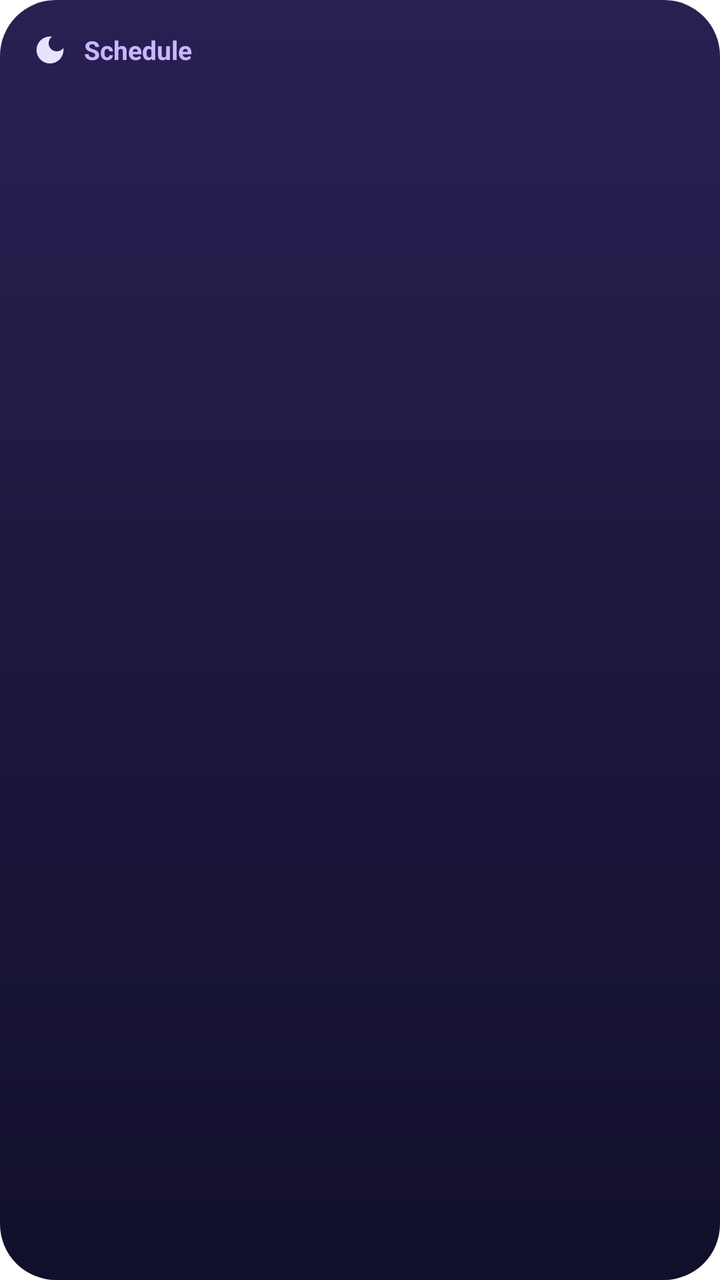
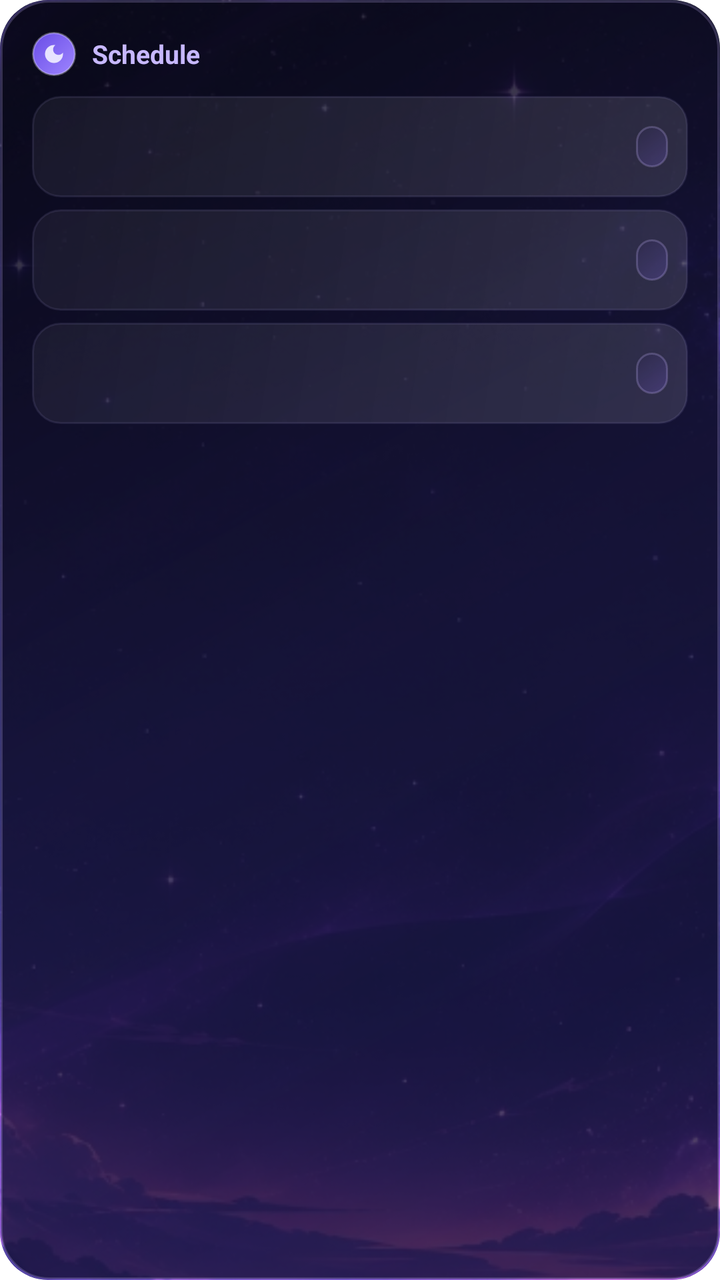

Compare the two renders of this Android layout. The source of the first and the diff that turns it into the second are given below.
<!-- AndroidManifest.xml: fallback theme Theme.MaterialComponents.DayNight.NoActionBar -->
<!-- res/layout/widget_schedule.xml -->
<?xml version="1.0" encoding="utf-8"?>
<LinearLayout xmlns:android="http://schemas.android.com/apk/res/android"
    android:id="@+id/root"
    android:layout_width="match_parent"
    android:layout_height="match_parent"
    android:background="@drawable/widget_bg"
    android:orientation="vertical"
    android:padding="16dp">

    <LinearLayout
        android:layout_width="match_parent"
        android:layout_height="wrap_content"
        android:gravity="center_vertical"
        android:orientation="horizontal">

        <ImageView
            android:layout_width="18dp"
            android:layout_height="18dp"
            android:src="@drawable/ic_widget_moon" />

        <TextView
            android:layout_width="wrap_content"
            android:layout_height="wrap_content"
            android:layout_marginStart="8dp"
            android:text="@string/widget_schedule_header"
            android:textColor="#C7B8FF"
            android:textSize="13sp"
            android:textStyle="bold" />
    </LinearLayout>

    <TextView
        android:id="@+id/empty"
        android:layout_width="match_parent"
        android:layout_height="wrap_content"
        android:layout_marginTop="12dp"
        android:text="@string/widget_schedule_empty"
        android:textColor="#C7B8FF"
        android:textSize="14sp"
        android:visibility="gone" />

    <LinearLayout
        android:id="@+id/row0"
        android:layout_width="match_parent"
        android:layout_height="wrap_content"
        android:layout_marginTop="10dp"
        android:gravity="center_vertical"
        android:orientation="horizontal">

        <LinearLayout
            android:layout_width="0dp"
            android:layout_height="wrap_content"
            android:layout_weight="1"
            android:orientation="vertical">

            <TextView
                android:id="@+id/t0"
                android:layout_width="match_parent"
                android:layout_height="wrap_content"
                android:ellipsize="end"
                android:maxLines="1"
                android:textColor="#FFFFFF"
                android:textSize="15sp"
                android:textStyle="bold" />

            <TextView
                android:id="@+id/s0"
                android:layout_width="match_parent"
                android:layout_height="wrap_content"
                android:ellipsize="end"
                android:maxLines="1"
                android:textColor="#C7B8FF"
                android:textSize="12sp" />
        </LinearLayout>

        <TextView
            android:id="@+id/w0"
            android:layout_width="wrap_content"
            android:layout_height="wrap_content"
            android:layout_marginStart="8dp"
            android:maxLines="1"
            android:textColor="#ECE8FF"
            android:textSize="13sp"
            android:textStyle="bold" />
    </LinearLayout>
    <LinearLayout
        android:id="@+id/row1"
        android:layout_width="match_parent"
        android:layout_height="wrap_content"
        android:layout_marginTop="10dp"
        android:gravity="center_vertical"
        android:orientation="horizontal">

        <LinearLayout
            android:layout_width="0dp"
            android:layout_height="wrap_content"
            android:layout_weight="1"
            android:orientation="vertical">

            <TextView
                android:id="@+id/t1"
                android:layout_width="match_parent"
                android:layout_height="wrap_content"
                android:ellipsize="end"
                android:maxLines="1"
                android:textColor="#FFFFFF"
                android:textSize="15sp"
                android:textStyle="bold" />

            <TextView
                android:id="@+id/s1"
                android:layout_width="match_parent"
                android:layout_height="wrap_content"
                android:ellipsize="end"
                android:maxLines="1"
                android:textColor="#C7B8FF"
                android:textSize="12sp" />
        </LinearLayout>

        <TextView
            android:id="@+id/w1"
            android:layout_width="wrap_content"
            android:layout_height="wrap_content"
            android:layout_marginStart="8dp"
            android:maxLines="1"
            android:textColor="#ECE8FF"
            android:textSize="13sp"
            android:textStyle="bold" />
    </LinearLayout>
    <LinearLayout
        android:id="@+id/row2"
        android:layout_width="match_parent"
        android:layout_height="wrap_content"
        android:layout_marginTop="10dp"
        android:gravity="center_vertical"
        android:orientation="horizontal">

        <LinearLayout
            android:layout_width="0dp"
            android:layout_height="wrap_content"
            android:layout_weight="1"
            android:orientation="vertical">

            <TextView
                android:id="@+id/t2"
                android:layout_width="match_parent"
                android:layout_height="wrap_content"
                android:ellipsize="end"
                android:maxLines="1"
                android:textColor="#FFFFFF"
                android:textSize="15sp"
                android:textStyle="bold" />

            <TextView
                android:id="@+id/s2"
                android:layout_width="match_parent"
                android:layout_height="wrap_content"
                android:ellipsize="end"
                android:maxLines="1"
                android:textColor="#C7B8FF"
                android:textSize="12sp" />
        </LinearLayout>

        <TextView
            android:id="@+id/w2"
            android:layout_width="wrap_content"
            android:layout_height="wrap_content"
            android:layout_marginStart="8dp"
            android:maxLines="1"
            android:textColor="#ECE8FF"
            android:textSize="13sp"
            android:textStyle="bold" />
    </LinearLayout>
</LinearLayout>
<!-- resources referenced by this layout -->
<resources>
  <!-- drawable ic_widget_moon (drawable) -->
  <?xml version="1.0" encoding="utf-8"?>
  <vector xmlns:android="http://schemas.android.com/apk/res/android"
      android:width="24dp"
      android:height="24dp"
      android:viewportWidth="24"
      android:viewportHeight="24">
      <path
          android:fillColor="#E7E3FF"
          android:pathData="M12,3a9,9 0 1,0 9,9c0,-0.46 -0.04,-0.92 -0.1,-1.36 -0.98,1.37 -2.58,2.26 -4.4,2.26 -2.98,0 -5.4,-2.42 -5.4,-5.4 0,-1.81 0.89,-3.42 2.26,-4.4 -0.44,-0.06 -0.9,-0.1 -1.36,-0.1z" />
  </vector>
  <!-- drawable widget_bg (drawable) -->
  <?xml version="1.0" encoding="utf-8"?>
  <shape xmlns:android="http://schemas.android.com/apk/res/android" android:shape="rectangle">
      <gradient
          android:angle="270"
          android:endColor="#11102B"
          android:startColor="#292052" />
      <corners android:radius="28dp" />
  </shape>
  <string name="widget_schedule_empty">No schedule yet</string>
  <string name="widget_schedule_header">Schedule</string>
</resources>

<!-- the commit's change to res/layout/widget_schedule.xml (unified diff, before → after) -->
@@ -1,173 +1,233 @@
 <?xml version="1.0" encoding="utf-8"?>
-<LinearLayout xmlns:android="http://schemas.android.com/apk/res/android"
+<FrameLayout xmlns:android="http://schemas.android.com/apk/res/android"
     android:id="@+id/root"
     android:layout_width="match_parent"
     android:layout_height="match_parent"
-    android:background="@drawable/widget_bg"
-    android:orientation="vertical"
-    android:padding="16dp">
+    android:background="@drawable/widget_scrim"
+    android:clipToOutline="true">
+
+    <ImageView
+        android:layout_width="match_parent"
+        android:layout_height="match_parent"
+        android:scaleType="centerCrop"
+        android:src="@drawable/widget_celestial_bg" />
+
+    <View
+        android:layout_width="match_parent"
+        android:layout_height="match_parent"
+        android:background="@drawable/widget_scrim" />
 
     <LinearLayout
         android:layout_width="match_parent"
-        android:layout_height="wrap_content"
-        android:gravity="center_vertical"
-        android:orientation="horizontal">
-
-        <ImageView
-            android:layout_width="18dp"
-            android:layout_height="18dp"
-            android:src="@drawable/ic_widget_moon" />
+        android:layout_height="match_parent"
+        android:orientation="vertical"
+        android:padding="16dp">
+
+        <LinearLayout
+            android:layout_width="match_parent"
+            android:layout_height="wrap_content"
+            android:gravity="center_vertical"
+            android:orientation="horizontal">
+
+            <FrameLayout
+                android:layout_width="22dp"
+                android:layout_height="22dp">
+
+                <ImageView
+                    android:layout_width="22dp"
+                    android:layout_height="22dp"
+                    android:src="@drawable/widget_icon_circle" />
+
+                <ImageView
+                    android:layout_width="12dp"
+                    android:layout_height="12dp"
+                    android:layout_gravity="center"
+                    android:src="@drawable/ic_widget_moon" />
+            </FrameLayout>
+
+            <TextView
+                android:layout_width="wrap_content"
+                android:layout_height="wrap_content"
+                android:layout_marginStart="8dp"
+                android:text="@string/widget_schedule_header"
+                android:textColor="#C7B8FF"
+                android:textSize="13sp"
+                android:textStyle="bold" />
+        </LinearLayout>
 
         <TextView
-            android:layout_width="wrap_content"
-            android:layout_height="wrap_content"
-            android:layout_marginStart="8dp"
-            android:text="@string/widget_schedule_header"
+            android:id="@+id/empty"
+            android:layout_width="match_parent"
+            android:layout_height="wrap_content"
+            android:layout_marginTop="12dp"
+            android:text="@string/widget_schedule_empty"
             android:textColor="#C7B8FF"
-            android:textSize="13sp"
-            android:textStyle="bold" />
+            android:textSize="14sp"
+            android:visibility="gone" />
+
+        <LinearLayout
+            android:id="@+id/row0"
+            android:layout_width="match_parent"
+            android:layout_height="wrap_content"
+            android:layout_marginTop="10dp"
+            android:background="@drawable/widget_row_bg"
+            android:gravity="center_vertical"
+            android:orientation="horizontal"
+            android:paddingLeft="12dp"
+            android:paddingTop="8dp"
+            android:paddingRight="10dp"
+            android:paddingBottom="8dp">
+
+            <LinearLayout
+                android:layout_width="0dp"
+                android:layout_height="wrap_content"
+                android:layout_weight="1"
+                android:orientation="vertical">
+
+                <TextView
+                    android:id="@+id/t0"
+                    android:layout_width="match_parent"
+                    android:layout_height="wrap_content"
+                    android:ellipsize="end"
+                    android:maxLines="1"
+                    android:textColor="#FFFFFF"
+                    android:textSize="14sp"
+                    android:textStyle="bold" />
+
+                <TextView
+                    android:id="@+id/s0"
+                    android:layout_width="match_parent"
+                    android:layout_height="wrap_content"
+                    android:ellipsize="end"
+                    android:maxLines="1"
+                    android:textColor="#C7B8FF"
+                    android:textSize="11.5sp" />
+            </LinearLayout>
+
+            <TextView
+                android:id="@+id/w0"
+                android:layout_width="wrap_content"
+                android:layout_height="wrap_content"
+                android:layout_marginStart="8dp"
+                android:background="@drawable/widget_pill_bg"
+                android:maxLines="1"
+                android:paddingLeft="8dp"
+                android:paddingTop="3dp"
+                android:paddingRight="8dp"
+                android:paddingBottom="3dp"
+                android:textColor="#ECE8FF"
+                android:textSize="11sp"
+                android:textStyle="bold" />
+        </LinearLayout>
+
+        <LinearLayout
+            android:id="@+id/row1"
+            android:layout_width="match_parent"
+            android:layout_height="wrap_content"
+            android:layout_marginTop="6dp"
+            android:background="@drawable/widget_row_bg"
+            android:gravity="center_vertical"
+            android:orientation="horizontal"
+            android:paddingLeft="12dp"
+            android:paddingTop="8dp"
+            android:paddingRight="10dp"
+            android:paddingBottom="8dp">
+
+            <LinearLayout
+                android:layout_width="0dp"
+                android:layout_height="wrap_content"
+                android:layout_weight="1"
+                android:orientation="vertical">
+
+                <TextView
+                    android:id="@+id/t1"
+                    android:layout_width="match_parent"
+                    android:layout_height="wrap_content"
+                    android:ellipsize="end"
+                    android:maxLines="1"
+                    android:textColor="#FFFFFF"
+                    android:textSize="14sp"
+                    android:textStyle="bold" />
+
+                <TextView
+                    android:id="@+id/s1"
+                    android:layout_width="match_parent"
+                    android:layout_height="wrap_content"
+                    android:ellipsize="end"
+                    android:maxLines="1"
+                    android:textColor="#C7B8FF"
+                    android:textSize="11.5sp" />
+            </LinearLayout>
+
+            <TextView
+                android:id="@+id/w1"
+                android:layout_width="wrap_content"
+                android:layout_height="wrap_content"
+                android:layout_marginStart="8dp"
+                android:background="@drawable/widget_pill_bg"
+                android:maxLines="1"
+                android:paddingLeft="8dp"
+                android:paddingTop="3dp"
+                android:paddingRight="8dp"
+                android:paddingBottom="3dp"
+                android:textColor="#ECE8FF"
+                android:textSize="11sp"
+                android:textStyle="bold" />
+        </LinearLayout>
+
+        <LinearLayout
+            android:id="@+id/row2"
+            android:layout_width="match_parent"
+            android:layout_height="wrap_content"
+            android:layout_marginTop="6dp"
+            android:background="@drawable/widget_row_bg"
+            android:gravity="center_vertical"
+            android:orientation="horizontal"
+            android:paddingLeft="12dp"
+            android:paddingTop="8dp"
+            android:paddingRight="10dp"
+            android:paddingBottom="8dp">
+
+            <LinearLayout
+                android:layout_width="0dp"
+                android:layout_height="wrap_content"
+                android:layout_weight="1"
+                android:orientation="vertical">
+
+                <TextView
+                    android:id="@+id/t2"
+                    android:layout_width="match_parent"
+                    android:layout_height="wrap_content"
+                    android:ellipsize="end"
+                    android:maxLines="1"
+                    android:textColor="#FFFFFF"
+                    android:textSize="14sp"
+                    android:textStyle="bold" />
+
+                <TextView
+                    android:id="@+id/s2"
+                    android:layout_width="match_parent"
+                    android:layout_height="wrap_content"
+                    android:ellipsize="end"
+                    android:maxLines="1"
+                    android:textColor="#C7B8FF"
+                    android:textSize="11.5sp" />
+            </LinearLayout>
+
+            <TextView
+                android:id="@+id/w2"
+                android:layout_width="wrap_content"
+                android:layout_height="wrap_content"
+                android:layout_marginStart="8dp"
+                android:background="@drawable/widget_pill_bg"
+                android:maxLines="1"
+                android:paddingLeft="8dp"
+                android:paddingTop="3dp"
+                android:paddingRight="8dp"
+                android:paddingBottom="3dp"
+                android:textColor="#ECE8FF"
+                android:textSize="11sp"
+                android:textStyle="bold" />
+        </LinearLayout>
     </LinearLayout>
-
-    <TextView
-        android:id="@+id/empty"
-        android:layout_width="match_parent"
-        android:layout_height="wrap_content"
-        android:layout_marginTop="12dp"
-        android:text="@string/widget_schedule_empty"
-        android:textColor="#C7B8FF"
-        android:textSize="14sp"
-        android:visibility="gone" />
-
-    <LinearLayout
-        android:id="@+id/row0"
-        android:layout_width="match_parent"
-        android:layout_height="wrap_content"
-        android:layout_marginTop="10dp"
-        android:gravity="center_vertical"
-        android:orientation="horizontal">
-
-        <LinearLayout
-            android:layout_width="0dp"
-            android:layout_height="wrap_content"
-            android:layout_weight="1"
-            android:orientation="vertical">
-
-            <TextView
-                android:id="@+id/t0"
-                android:layout_width="match_parent"
-                android:layout_height="wrap_content"
-                android:ellipsize="end"
-                android:maxLines="1"
-                android:textColor="#FFFFFF"
-                android:textSize="15sp"
-                android:textStyle="bold" />
-
-            <TextView
-                android:id="@+id/s0"
-                android:layout_width="match_parent"
-                android:layout_height="wrap_content"
-                android:ellipsize="end"
-                android:maxLines="1"
-                android:textColor="#C7B8FF"
-                android:textSize="12sp" />
-        </LinearLayout>
-
-        <TextView
-            android:id="@+id/w0"
-            android:layout_width="wrap_content"
-            android:layout_height="wrap_content"
-            android:layout_marginStart="8dp"
-            android:maxLines="1"
-            android:textColor="#ECE8FF"
-            android:textSize="13sp"
-            android:textStyle="bold" />
-    </LinearLayout>
-    <LinearLayout
-        android:id="@+id/row1"
-        android:layout_width="match_parent"
-        android:layout_height="wrap_content"
-        android:layout_marginTop="10dp"
-        android:gravity="center_vertical"
-        android:orientation="horizontal">
-
-        <LinearLayout
-            android:layout_width="0dp"
-            android:layout_height="wrap_content"
-            android:layout_weight="1"
-            android:orientation="vertical">
-
-            <TextView
-                android:id="@+id/t1"
-                android:layout_width="match_parent"
-                android:layout_height="wrap_content"
-                android:ellipsize="end"
-                android:maxLines="1"
-                android:textColor="#FFFFFF"
-                android:textSize="15sp"
-                android:textStyle="bold" />
-
-            <TextView
-                android:id="@+id/s1"
-                android:layout_width="match_parent"
-                android:layout_height="wrap_content"
-                android:ellipsize="end"
-                android:maxLines="1"
-                android:textColor="#C7B8FF"
-                android:textSize="12sp" />
-        </LinearLayout>
-
-        <TextView
-            android:id="@+id/w1"
-            android:layout_width="wrap_content"
-            android:layout_height="wrap_content"
-            android:layout_marginStart="8dp"
-            android:maxLines="1"
-            android:textColor="#ECE8FF"
-            android:textSize="13sp"
-            android:textStyle="bold" />
-    </LinearLayout>
-    <LinearLayout
-        android:id="@+id/row2"
-        android:layout_width="match_parent"
-        android:layout_height="wrap_content"
-        android:layout_marginTop="10dp"
-        android:gravity="center_vertical"
-        android:orientation="horizontal">
-
-        <LinearLayout
-            android:layout_width="0dp"
-            android:layout_height="wrap_content"
-            android:layout_weight="1"
-            android:orientation="vertical">
-
-            <TextView
-                android:id="@+id/t2"
-                android:layout_width="match_parent"
-                android:layout_height="wrap_content"
-                android:ellipsize="end"
-                android:maxLines="1"
-                android:textColor="#FFFFFF"
-                android:textSize="15sp"
-                android:textStyle="bold" />
-
-            <TextView
-                android:id="@+id/s2"
-                android:layout_width="match_parent"
-                android:layout_height="wrap_content"
-                android:ellipsize="end"
-                android:maxLines="1"
-                android:textColor="#C7B8FF"
-                android:textSize="12sp" />
-        </LinearLayout>
-
-        <TextView
-            android:id="@+id/w2"
-            android:layout_width="wrap_content"
-            android:layout_height="wrap_content"
-            android:layout_marginStart="8dp"
-            android:maxLines="1"
-            android:textColor="#ECE8FF"
-            android:textSize="13sp"
-            android:textStyle="bold" />
-    </LinearLayout>
-</LinearLayout>
+</FrameLayout>
<!-- resource entries referenced after the edit -->
@@ -11,14 +11,54 @@
           android:fillColor="#E7E3FF"
           android:pathData="M12,3a9,9 0 1,0 9,9c0,-0.46 -0.04,-0.92 -0.1,-1.36 -0.98,1.37 -2.58,2.26 -4.4,2.26 -2.98,0 -5.4,-2.42 -5.4,-5.4 0,-1.81 0.89,-3.42 2.26,-4.4 -0.44,-0.06 -0.9,-0.1 -1.36,-0.1z" />
   </vector>
-  <!-- drawable widget_bg (drawable) -->
+  <!-- drawable widget_celestial_bg: jpg bitmap (drawable-nodpi, 240952 bytes) -->
+  <!-- drawable widget_icon_circle (drawable) -->
+  <?xml version="1.0" encoding="utf-8"?>
+  <shape xmlns:android="http://schemas.android.com/apk/res/android" android:shape="oval">
+      <gradient
+          android:angle="135"
+          android:startColor="#9E85FF"
+          android:endColor="#694DE6" />
+      <stroke
+          android:width="1dp"
+          android:color="#4DFFFFFF" />
+  </shape>
+  <!-- drawable widget_pill_bg (drawable) -->
   <?xml version="1.0" encoding="utf-8"?>
   <shape xmlns:android="http://schemas.android.com/apk/res/android" android:shape="rectangle">
       <gradient
-          android:angle="270"
-          android:endColor="#11102B"
-          android:startColor="#292052" />
-      <corners android:radius="28dp" />
+          android:angle="135"
+          android:startColor="#3D8065E8"
+          android:endColor="#29292052" />
+      <corners android:radius="10dp" />
+      <stroke
+          android:width="1dp"
+          android:color="#3DC7B8FF" />
+  </shape>
+  <!-- drawable widget_row_bg (drawable) -->
+  <?xml version="1.0" encoding="utf-8"?>
+  <shape xmlns:android="http://schemas.android.com/apk/res/android" android:shape="rectangle">
+      <gradient
+          android:angle="135"
+          android:startColor="#1FFFFFFF"
+          android:endColor="#0DFFFFFF" />
+      <corners android:radius="14dp" />
+      <stroke
+          android:width="1dp"
+          android:color="#1AC7B8FF" />
+  </shape>
+  <!-- drawable widget_scrim (drawable) -->
+  <?xml version="1.0" encoding="utf-8"?>
+  <shape xmlns:android="http://schemas.android.com/apk/res/android" android:shape="rectangle">
+      <gradient
+          android:angle="135"
+          android:startColor="#B811102B"
+          android:centerColor="#C4171436"
+          android:endColor="#D9090817" />
+      <corners android:radius="24dp" />
+      <stroke
+          android:width="1.2dp"
+          android:color="#38C7B8FF" />
   </shape>
   <string name="widget_schedule_empty">No schedule yet</string>
   <string name="widget_schedule_header">Schedule</string>
